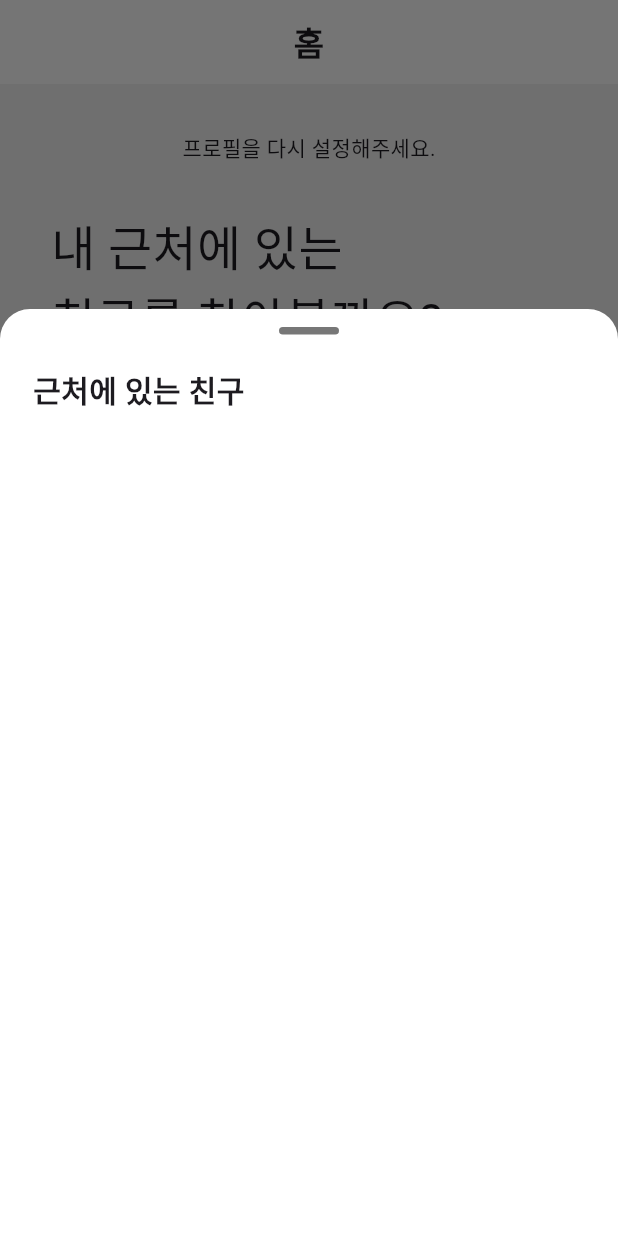
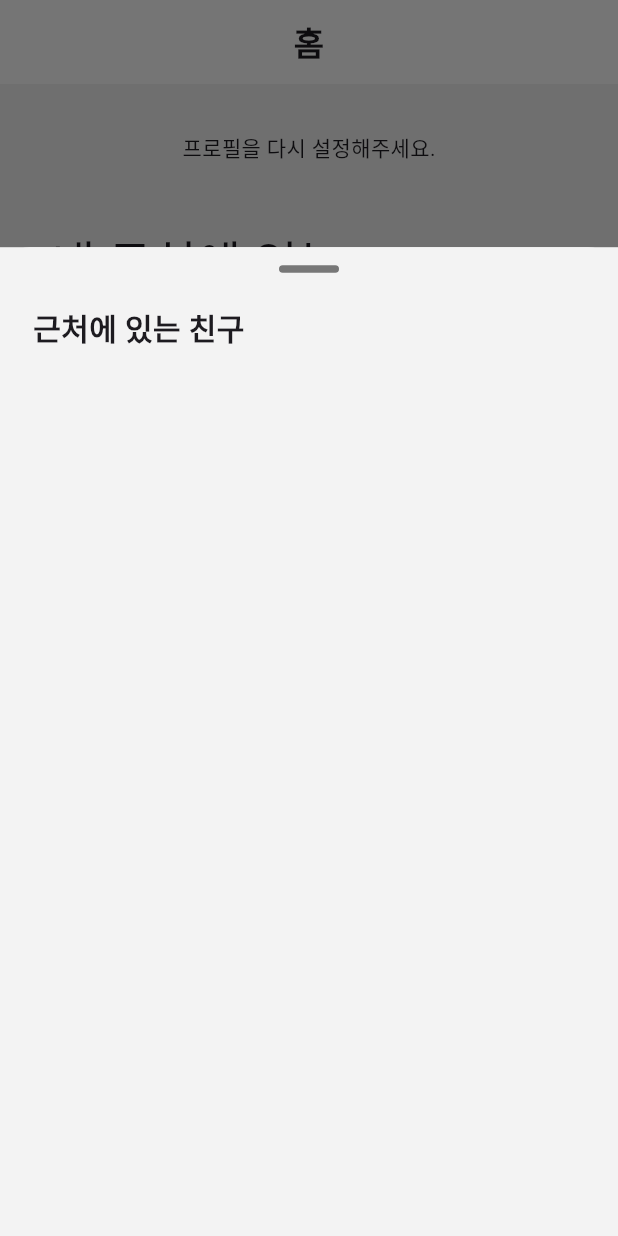
Before and after one commit to oo-Woogi/project_team5_chating_app, a Flutter app: the screen it shows once a user with an empty profile is signed in, after a tap on "근처 친구 찾기", on a phone screen of 412 x 824 dp. Run offline on Flutter 3.47's test engine with Material 3 defaults, Android fonts, the phone set to English and light mode, and no system bars; our stand-ins replace cloud_firestore, dio, firebase_auth, firebase_core, firebase_storage, flutter_riverpod and 3 more; accounts and stored records are empty; generated files the repository leaves out were written again; network calls fail; Roboto replaces fonts that are missing (BMJUA, Pretendard).

Commit message:
서칭페이지 디테일 수정

```diff
--- a/lib/pages/searching_page/searching_page.dart
+++ b/lib/pages/searching_page/searching_page.dart
@@ -100,7 +100,7 @@ class SearchingPage extends StatelessWidget {
               ),
               // 근처 친구 찾아볼까 문구
               const Padding(
-                padding: EdgeInsets.symmetric(horizontal: 34),
+                padding: EdgeInsets.symmetric(horizontal: 34, vertical: 10),
                 child: SizedBox(
                   width: double.infinity,
                   child: Text(
@@ -114,7 +114,7 @@ class SearchingPage extends StatelessWidget {
             ],
           ),
           Positioned(
-            bottom: 140,
+            bottom: 110,
             left: 32,
             right: 32,
 
--- a/lib/pages/searching_page/widgets/animated_location_image.dart
+++ b/lib/pages/searching_page/widgets/animated_location_image.dart
@@ -17,7 +17,7 @@ class _AnimatedLocationImageState extends State<AnimatedLocationImage>
     super.initState();
     _controller = AnimationController(
       vsync: this,
-      duration: const Duration(seconds: 2),
+      duration: const Duration(seconds: 2), // 움직이는 속도 조절
     )..repeat(reverse: true);
 
     _animation = Tween<double>(begin: 0, end: 20).animate(
@@ -41,8 +41,8 @@ class _AnimatedLocationImageState extends State<AnimatedLocationImage>
       ),
       child: Image.asset(
         'assets/images/img_main.png',
-        width: 240,
-        height: 240,
+        width: 290,
+        height: 290,
         fit: BoxFit.cover,
       ),
     );
--- a/lib/pages/searching_page/widgets/friend_bottom_sheet.dart
+++ b/lib/pages/searching_page/widgets/friend_bottom_sheet.dart
@@ -17,12 +17,15 @@ class FriendBottomSheet extends ConsumerWidget {
     final userListAsyncValue = ref.watch(userListProvider);
     return DraggableScrollableSheet(
       //높이 조절
-      initialChildSize: 0.75, //처음 높이
+      initialChildSize: 0.8, //처음 높이
       minChildSize: 0.2, // 최소
       maxChildSize: 0.8, //최대
       expand: false,
+
       builder: (context, controller) {
-        return Column(
+        return Container(
+          color: Color(0xFFF3F3F3),
+          child: Column(
             children: [
               // 스크롤 컨트롤러 같이 생긴 바
               const Padding(
@@ -85,6 +88,7 @@ class FriendBottomSheet extends ConsumerWidget {
                 ),
               ),
             ],
+          ),
         );
       },
     );
@@ -154,6 +158,7 @@ class _FriendItem extends ConsumerWidget {
           height: 100,
           decoration: BoxDecoration(
             borderRadius: BorderRadius.circular(15),
+            color: Colors.white,
             border: Border.all(
               color: const Color(0XFFF24E1E),
             ),
--- a/lib/pages/searching_page/widgets/profile_header.dart
+++ b/lib/pages/searching_page/widgets/profile_header.dart
@@ -13,7 +13,8 @@ class ProfileHeader extends ConsumerWidget {
     final userState = ref.watch(userGlobalProvider);
 
     // 데이터가 없으면 안내 문구 표시
-    if (userState.userId.isEmpty) { // userState.userId로 상태 확인
+    if (userState.userId.isEmpty) {
+      // userState.userId로 상태 확인
       return const Text('프로필을 다시 설정해주세요.');
     }
 
```
Lines whose indentation alone changed are shown as unchanged.
